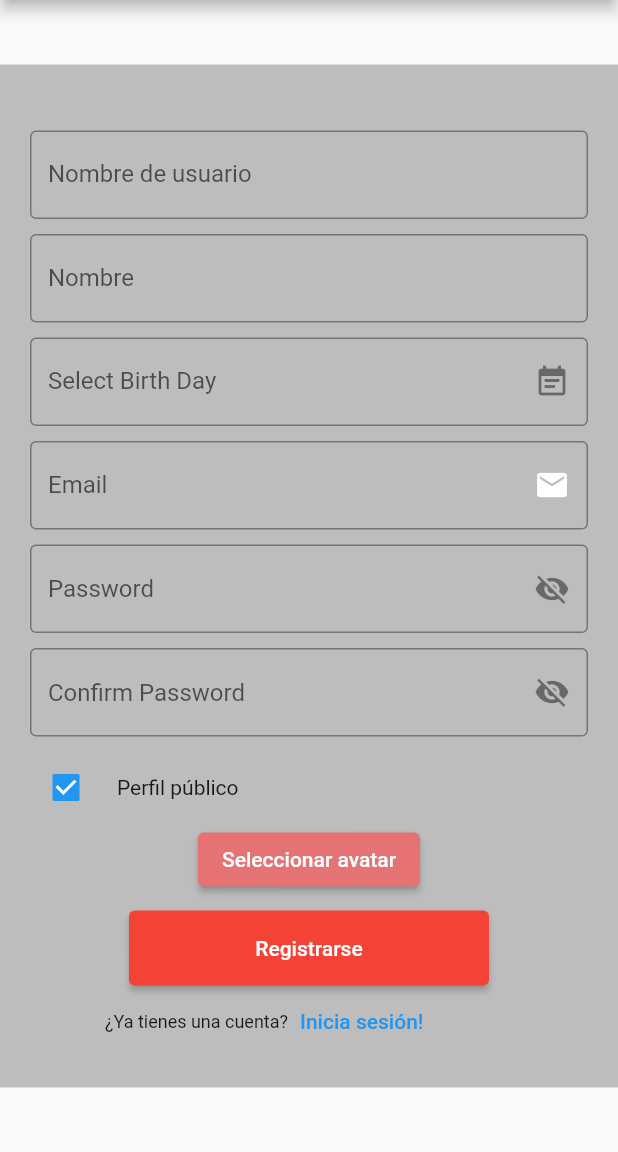
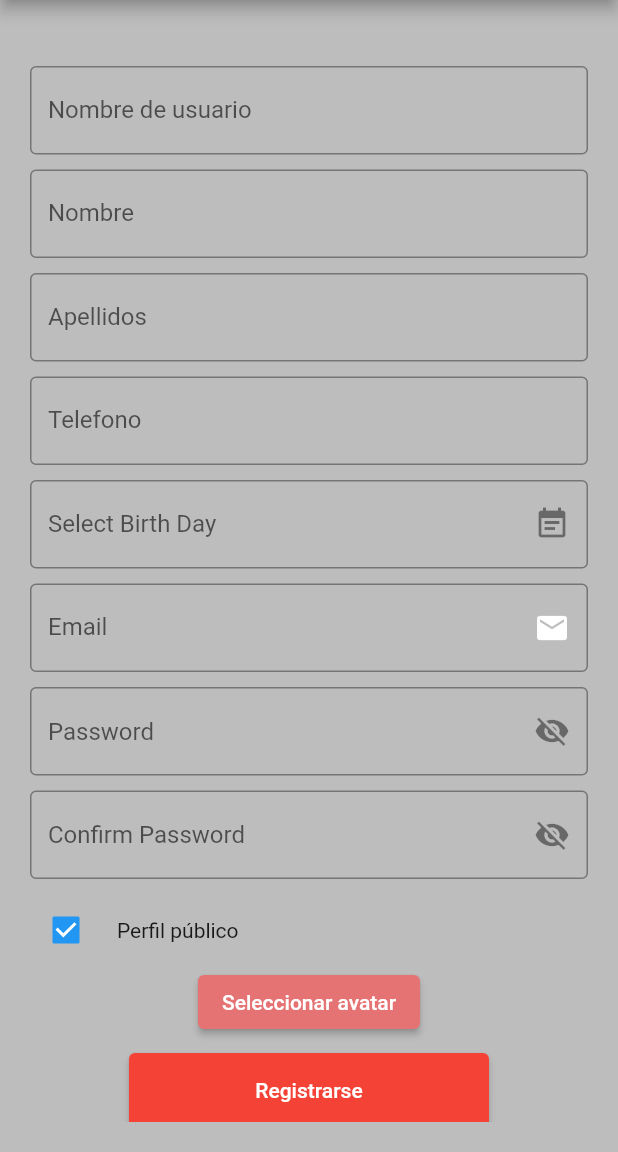
Before and after one commit to Gallegogofra21/EasyCar, a Flutter app: the RegisterScreen screen opened by its route, on a phone screen of 412 x 824 dp, the part 84-1236 px from its top. Run offline on Flutter 3.47's test engine with Material 2 defaults, Android fonts, the phone set to English and light mode, and no system bars; drawn by our look-alikes of date_field; our stand-ins replace bloc, equatable, file_picker, flutter_bloc, image_picker, shared_preferences; accounts and stored records are empty; network calls fail; statements that could not run were skipped.

Commit message:
Terminado perfil + arreglado dto register

```diff
--- a/flutter_easycar/lib/bloc/register_bloc/register_event.dart
+++ b/flutter_easycar/lib/bloc/register_bloc/register_event.dart
@@ -1,5 +1,6 @@
 import 'package:equatable/equatable.dart';
 import 'package:flutter_easycar/models/register_dto.dart';
+import 'package:flutter_easycar/models/user.dart';
 
 abstract class RegisterEvent extends Equatable {
   const RegisterEvent();
--- a/flutter_easycar/lib/models/register_dto.dart
+++ b/flutter_easycar/lib/models/register_dto.dart
@@ -1,5 +1,8 @@
 class RegisterDto {
   String? username;
+  String? nombre;
+  String? apellidos;
+  String? telefono;
   String? email;
   String? fechaNacimiento;
   String? password;
@@ -7,6 +10,9 @@ class RegisterDto {
 
   RegisterDto(
       {this.username,
+      this.nombre,
+      this.apellidos,
+      this.telefono,
       this.email,
       this.fechaNacimiento,
       this.password,
@@ -14,6 +20,9 @@ class RegisterDto {
 
   RegisterDto.fromJson(Map<String, dynamic> json) {
     username = json['username'];
+    nombre = json['nombre'];
+    apellidos = json['apellidos'];
+    telefono = json['telefono'];
     email = json['email'];
     fechaNacimiento = json['fechaNacimiento'];
     password = json['password'];
@@ -23,6 +32,9 @@ class RegisterDto {
   Map<String, dynamic> toJson() {
     final Map<String, dynamic> data = <String, dynamic>{};
     data['username'] = username;
+    data['nombre'] = nombre;
+    data['apellidos'] = apellidos;
+    data['telefono'] = telefono;
     data['email'] = email;
     data['fechaNacimiento'] = fechaNacimiento;
     data['password'] = password;
--- a/flutter_easycar/lib/models/user.dart
+++ b/flutter_easycar/lib/models/user.dart
@@ -16,7 +16,7 @@ class User {
   late final String email;
   late final String avatar;
 
-  User.fromJson(Map<String, dynamic> json){
+  User.fromJson(Map<String, dynamic> json) {
     id = json['id'];
     username = json['username'];
     nombre = json['nombre'];
--- a/flutter_easycar/lib/repository/auth_repository/auth_repository.dart
+++ b/flutter_easycar/lib/repository/auth_repository/auth_repository.dart
@@ -6,5 +6,5 @@ import 'package:flutter_easycar/models/user.dart';
 abstract class AuthRepository {
   Future<LoginResponse> login(LoginDto loginDto);
   Future<User> register(RegisterDto registerDto, String image);
-  Future<User> edit (RegisterDto registerDto, String image);
+  Future<User> edit(RegisterDto registerDto, String image);
 }
--- a/flutter_easycar/lib/screens/edit_screen.dart
+++ b/flutter_easycar/lib/screens/edit_screen.dart
@@ -41,6 +41,8 @@ class _EditScreenState extends State<EditScreen> {
   final _formKey = GlobalKey<FormState>();
   TextEditingController username = TextEditingController();
   TextEditingController name = TextEditingController();
+  TextEditingController apellidos = TextEditingController();
+  TextEditingController telefono = TextEditingController();
   TextEditingController email = TextEditingController();
   TextEditingController fechaNacimiento = TextEditingController();
   TextEditingController password2 = TextEditingController();
@@ -193,6 +195,40 @@ class _EditScreenState extends State<EditScreen> {
                     },
                   )),
               Padding(
+                  padding: const EdgeInsets.only(bottom: 10.0),
+                  child: TextFormField(
+                    controller: apellidos,
+                    decoration: const InputDecoration(
+                        border: OutlineInputBorder(),
+                        hintText: 'Apellidos',
+                        labelText: 'Apellidos',
+                        focusedBorder: UnderlineInputBorder(
+                            borderSide: BorderSide(color: Colors.white))),
+                    onSaved: (String? value) {},
+                    validator: (String? value) {
+                      return (value == null || value.isEmpty)
+                          ? 'El campo está vacío.'
+                          : null;
+                    },
+                  )),
+              Padding(
+                  padding: const EdgeInsets.only(bottom: 10.0),
+                  child: TextFormField(
+                    controller: telefono,
+                    decoration: const InputDecoration(
+                        border: OutlineInputBorder(),
+                        hintText: 'Telefono',
+                        labelText: 'Telefono',
+                        focusedBorder: UnderlineInputBorder(
+                            borderSide: BorderSide(color: Colors.white))),
+                    onSaved: (String? value) {},
+                    validator: (String? value) {
+                      return (value == null || value.isEmpty)
+                          ? 'El campo está vacío.'
+                          : null;
+                    },
+                  )),
+              Padding(
                 padding: const EdgeInsets.only(bottom: 10.0),
                 child: DateTimeFormField(
                   initialDate: DateTime(2001, 9, 7),
@@ -335,6 +371,9 @@ class _EditScreenState extends State<EditScreen> {
               if (_formKey.currentState!.validate()) {
                 final loginDto = RegisterDto(
                     username: username.text,
+                    nombre: name.text,
+                    apellidos: apellidos.text,
+                    telefono: telefono.text,
                     fechaNacimiento:
                         DateFormat("yyyy-MM-dd").format(selectedDate),
                     email: email.text,
@@ -346,6 +385,8 @@ class _EditScreenState extends State<EditScreen> {
               }
               prefs.setString('username', username.text);
               prefs.setString('name', name.text);
+              prefs.setString('apellidos', apellidos.text);
+              prefs.setString('telefono', telefono.text);
               prefs.setString('email', email.text);
               prefs.setString('fechaNacimiento',
                   DateFormat("yyyy-MM-dd").format(selectedDate));
--- a/flutter_easycar/lib/screens/register_screen.dart
+++ b/flutter_easycar/lib/screens/register_screen.dart
@@ -41,6 +41,8 @@ class _RegisterScreenState extends State<RegisterScreen> {
   final _formKey = GlobalKey<FormState>();
   TextEditingController username = TextEditingController();
   TextEditingController name = TextEditingController();
+  TextEditingController apellidos = TextEditingController();
+  TextEditingController telefono = TextEditingController();
   TextEditingController email = TextEditingController();
   TextEditingController fechaNacimiento = TextEditingController();
   TextEditingController password2 = TextEditingController();
@@ -183,6 +185,40 @@ class _RegisterScreenState extends State<RegisterScreen> {
                         border: OutlineInputBorder(),
                         hintText: 'Name',
                         labelText: 'Nombre',
+                        focusedBorder: UnderlineInputBorder(
+                            borderSide: BorderSide(color: Colors.white))),
+                    onSaved: (String? value) {},
+                    validator: (String? value) {
+                      return (value == null || value.isEmpty)
+                          ? 'El campo está vacío.'
+                          : null;
+                    },
+                  )),
+              Padding(
+                  padding: const EdgeInsets.only(bottom: 10.0),
+                  child: TextFormField(
+                    controller: apellidos,
+                    decoration: const InputDecoration(
+                        border: OutlineInputBorder(),
+                        hintText: 'Apellidos',
+                        labelText: 'Apellidos',
+                        focusedBorder: UnderlineInputBorder(
+                            borderSide: BorderSide(color: Colors.white))),
+                    onSaved: (String? value) {},
+                    validator: (String? value) {
+                      return (value == null || value.isEmpty)
+                          ? 'El campo está vacío.'
+                          : null;
+                    },
+                  )),
+              Padding(
+                  padding: const EdgeInsets.only(bottom: 10.0),
+                  child: TextFormField(
+                    controller: telefono,
+                    decoration: const InputDecoration(
+                        border: OutlineInputBorder(),
+                        hintText: 'Telefono',
+                        labelText: 'Telefono',
                         focusedBorder: UnderlineInputBorder(
                             borderSide: BorderSide(color: Colors.white))),
                     onSaved: (String? value) {},
@@ -350,6 +386,9 @@ class _RegisterScreenState extends State<RegisterScreen> {
               if (_formKey.currentState!.validate()) {
                 final loginDto = RegisterDto(
                     username: username.text,
+                    nombre: name.text,
+                    apellidos: apellidos.text,
+                    telefono: telefono.text,
                     fechaNacimiento:
                         DateFormat("yyyy-MM-dd").format(selectedDate),
                     email: email.text,
@@ -361,6 +400,8 @@ class _RegisterScreenState extends State<RegisterScreen> {
               }
               prefs.setString('username', username.text);
               prefs.setString('name', name.text);
+              prefs.setString('apellidos', apellidos.text);
+              prefs.setString('telefono', telefono.text);
               prefs.setString('email', email.text);
               prefs.setString('fechaNacimiento',
                   DateFormat("yyyy-MM-dd").format(selectedDate));
```
